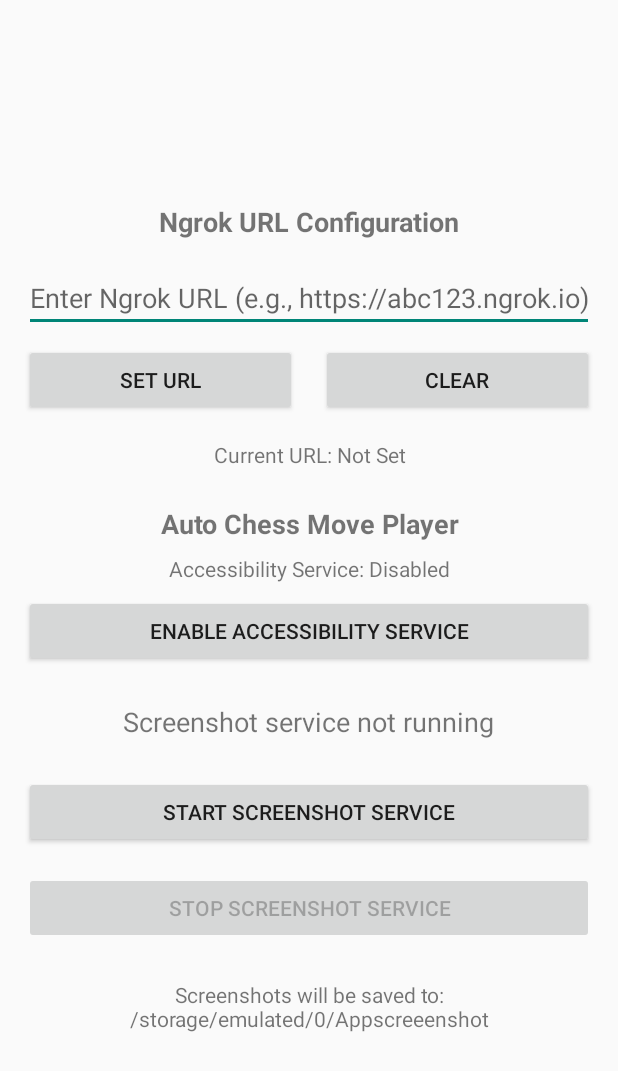
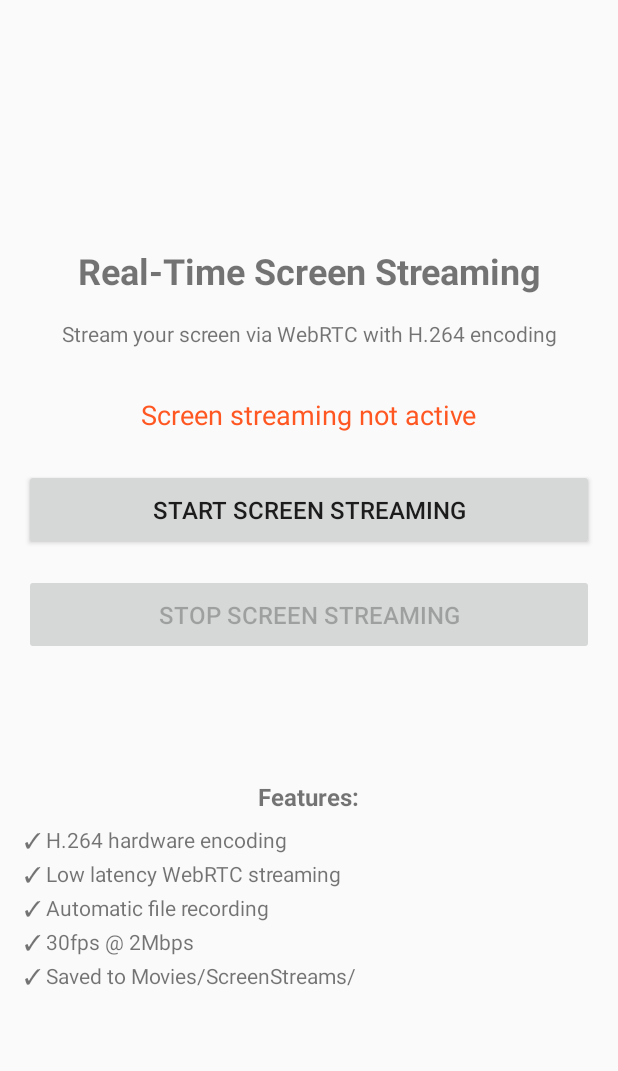
Before and after one commit to User662122/Autoscreenshot, an Android app: the layout activity_main.xml on its own in the app's theme, with its tools: preview values and no code run, on a phone screen of 412 x 824 dp. Shown: the top 1071 px of the screen. Run offline under Robolectric (Android 15) with nearby library versions, the phone set to English and light mode, and no system bars.

Commit message:
Update activity_main.xml

```diff
--- a/ScreenshotApp/app/src/main/res/layout/activity_main.xml
+++ b/ScreenshotApp/app/src/main/res/layout/activity_main.xml
@@ -6,112 +6,74 @@
     android:padding="16dp"
     android:gravity="center">
 
-    <!-- Ngrok URL Configuration Section -->
     <TextView
         android:layout_width="match_parent"
         android:layout_height="wrap_content"
-        android:text="Ngrok URL Configuration"
-        android:textSize="18sp"
+        android:text="Real-Time Screen Streaming"
+        android:textSize="24sp"
         android:textStyle="bold"
         android:gravity="center"
         android:layout_marginBottom="16dp" />
 
-    <EditText
-        android:id="@+id/urlEditText"
-        android:layout_width="match_parent"
-        android:layout_height="wrap_content"
-        android:hint="Enter Ngrok URL (e.g., https://abc123.ngrok.io)"
-        android:inputType="textUri"
-        android:layout_marginBottom="8dp" />
-
-    <LinearLayout
-        android:layout_width="match_parent"
-        android:layout_height="wrap_content"
-        android:orientation="horizontal"
-        android:layout_marginBottom="16dp">
-
-        <Button
-            android:id="@+id/setUrlButton"
-            android:layout_width="0dp"
-            android:layout_height="wrap_content"
-            android:layout_weight="1"
-            android:text="Set URL"
-            android:layout_marginEnd="8dp" />
-
-        <Button
-            android:id="@+id/clearUrlButton"
-            android:layout_width="0dp"
-            android:layout_height="wrap_content"
-            android:layout_weight="1"
-            android:text="Clear"
-            android:layout_marginStart="8dp" />
-
-    </LinearLayout>
-
-    <TextView
-        android:id="@+id/currentUrlText"
-        android:layout_width="match_parent"
-        android:layout_height="wrap_content"
-        android:text="Current URL: Not Set"
-        android:textSize="14sp"
-        android:gravity="center"
-        android:layout_marginBottom="24dp" />
-
-    <!-- Accessibility Service Section -->
     <TextView
         android:layout_width="match_parent"
         android:layout_height="wrap_content"
-        android:text="Auto Chess Move Player"
-        android:textSize="18sp"
-        android:textStyle="bold"
-        android:gravity="center"
-        android:layout_marginBottom="8dp" />
-
-    <TextView
-        android:id="@+id/accessibilityStatusText"
-        android:layout_width="match_parent"
-        android:layout_height="wrap_content"
-        android:text="Accessibility Service: Disabled"
+        android:text="Stream your screen via WebRTC with H.264 encoding"
         android:textSize="14sp"
         android:gravity="center"
-        android:layout_marginBottom="8dp" />
+        android:layout_marginBottom="32dp" />
 
-    <Button
-        android:id="@+id/enableAccessibilityButton"
-        android:layout_width="match_parent"
-        android:layout_height="wrap_content"
-        android:text="Enable Accessibility Service"
-        android:layout_marginBottom="24dp" />
-
-    <!-- Existing Screenshot Controls -->
     <TextView
         android:id="@+id/statusText"
         android:layout_width="wrap_content"
         android:layout_height="wrap_content"
-        android:text="Screenshot service not running"
+        android:text="Screen streaming not active"
         android:textSize="18sp"
+        android:textColor="#FF5722"
         android:layout_marginBottom="24dp"/>
 
     <Button
         android:id="@+id/startButton"
         android:layout_width="match_parent"
         android:layout_height="wrap_content"
-        android:text="Start Screenshot Service"
+        android:text="Start Screen Streaming"
+        android:textSize="16sp"
+        android:padding="16dp"
         android:layout_marginBottom="16dp"/>
 
     <Button
         android:id="@+id/stopButton"
         android:layout_width="match_parent"
         android:layout_height="wrap_content"
-        android:text="Stop Screenshot Service"
-        android:enabled="false"/>
+        android:text="Stop Screen Streaming"
+        android:textSize="16sp"
+        android:padding="16dp"
+        android:enabled="false"
+        android:layout_marginBottom="32dp"/>
+
+    <TextView
+        android:id="@+id/urlText"
+        android:layout_width="match_parent"
+        android:layout_height="wrap_content"
+        android:textSize="14sp"
+        android:textColor="#2196F3"
+        android:gravity="center"
+        android:layout_marginBottom="16dp"/>
 
     <TextView
         android:layout_width="wrap_content"
         android:layout_height="wrap_content"
-        android:text="Screenshots will be saved to:\n/storage/emulated/0/Appscreeenshot"
+        android:text="Features:"
+        android:textSize="16sp"
+        android:textStyle="bold"
+        android:layout_marginTop="16dp"
+        android:layout_marginBottom="8dp"/>
+
+    <TextView
+        android:layout_width="match_parent"
+        android:layout_height="wrap_content"
+        android:text="✓ H.264 hardware encoding\n✓ Low latency WebRTC streaming\n✓ Automatic file recording\n✓ 30fps @ 2Mbps\n✓ Saved to Movies/ScreenStreams/"
         android:textSize="14sp"
-        android:gravity="center"
-        android:layout_marginTop="24dp"/>
+        android:lineSpacingExtra="4dp"/>
 
 </LinearLayout>
```
